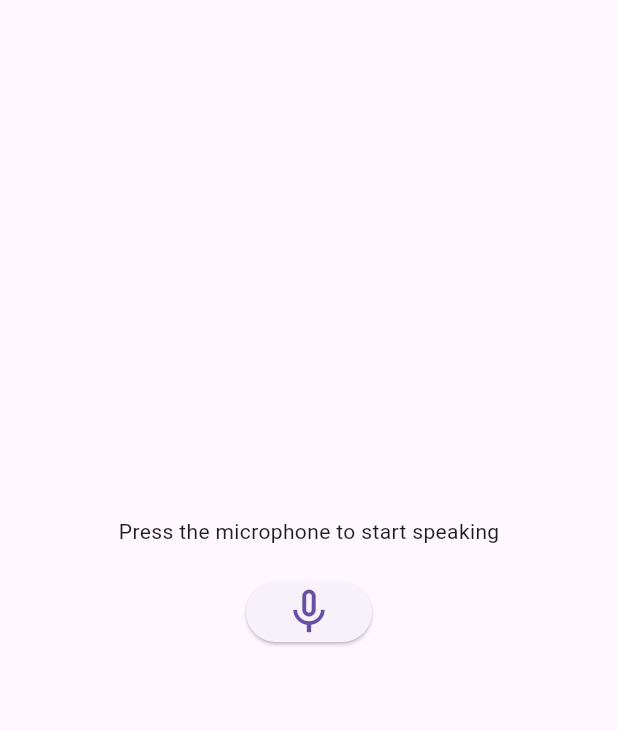
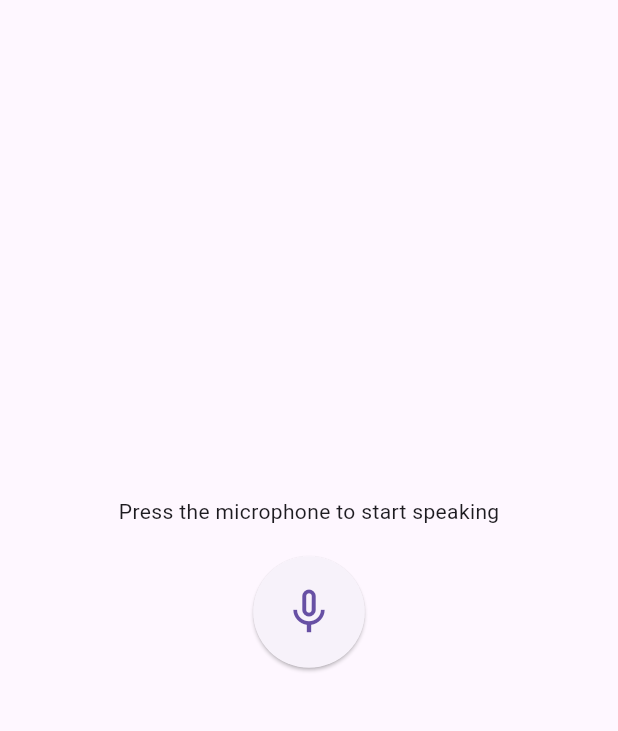
Before and after one commit to egeyelken/lucidatest, a Flutter app: the screen it shows after launch, on a phone screen of 412 x 824 dp, the part 63-794 px from its top. Run offline on Flutter 3.47's test engine with Material 3 defaults, Android fonts, the phone set to English and light mode, and no system bars; our stand-ins replace flutter_tts, speech_to_text.

Commit message:
simple animation added

```diff
--- a/lucida1/lib/main.dart
+++ b/lucida1/lib/main.dart
@@ -2,6 +2,7 @@ import 'package:flutter/material.dart';
 import 'package:provider/provider.dart';
 import 'speech_view_model.dart';
 import 'theme_provider.dart';
+import 'pulsating_button.dart';
 
 void main() {
   runApp(MyApp());
@@ -75,14 +76,9 @@ class HomeScreen extends StatelessWidget {
             children: [
               Text(viewModel.status),
               SizedBox(height: 20),
-              ElevatedButton(
-                onPressed: () {
-                  viewModel.listen();
-                },
-                child: Icon(
-                  viewModel.isListening ? Icons.mic : Icons.mic_none,
-                  size: 36,
-                ),
+              PulsatingButton(
+                isListening: viewModel.isListening,
+                onPressed: viewModel.listen,
               ),
               SizedBox(height: 20),
               if (viewModel.transcription.isNotEmpty)
--- /dev/null
+++ b/lucida1/lib/pulsating_button.dart
@@ -0,0 +1,73 @@
+import 'package:flutter/material.dart';
+
+class PulsatingButton extends StatefulWidget {
+  final bool isListening;
+  final VoidCallback onPressed;
+
+  const PulsatingButton({
+    Key? key,
+    required this.isListening,
+    required this.onPressed,
+  }) : super(key: key);
+
+  @override
+  _PulsatingButtonState createState() => _PulsatingButtonState();
+}
+
+class _PulsatingButtonState extends State<PulsatingButton>
+    with SingleTickerProviderStateMixin {
+  late AnimationController _controller;
+  late Animation<double> _animation;
+
+  @override
+  void initState() {
+    super.initState();
+    _controller = AnimationController(
+      vsync: this,
+      duration: const Duration(seconds: 1),
+    )..repeat(reverse: true);
+    _animation = Tween<double>(begin: 0.0, end: 12.0).animate(_controller);
+  }
+
+  @override
+  void dispose() {
+    _controller.dispose();
+    super.dispose();
+  }
+
+  @override
+  Widget build(BuildContext context) {
+    return AnimatedBuilder(
+      animation: _animation,
+      builder: (context, child) {
+        return Container(
+          width: 72 + _animation.value,
+          height: 72 + _animation.value,
+          child: ElevatedButton(
+            style: ElevatedButton.styleFrom(
+              shape: CircleBorder(),
+              padding: EdgeInsets.all(16),
+            ),
+            onPressed: widget.onPressed,
+            child: Icon(
+              widget.isListening ? Icons.mic : Icons.mic_none,
+              size: 36,
+            ),
+          ),
+          decoration: BoxDecoration(
+            shape: BoxShape.circle,
+            boxShadow: widget.isListening
+                ? [
+                    BoxShadow(
+                      color: Colors.blue.withOpacity(0.5),
+                      spreadRadius: _animation.value,
+                      blurRadius: _animation.value,
+                    ),
+                  ]
+                : [],
+          ),
+        );
+      },
+    );
+  }
+}
```
